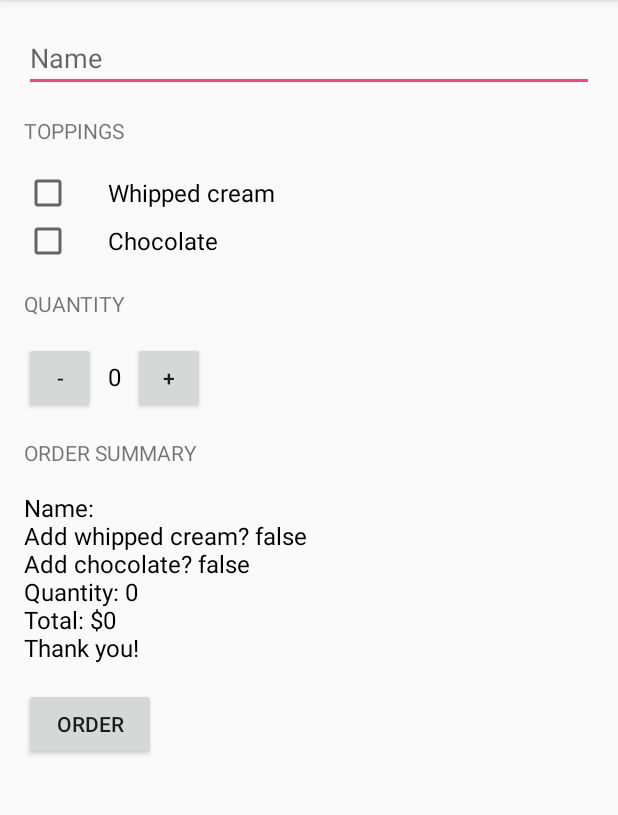
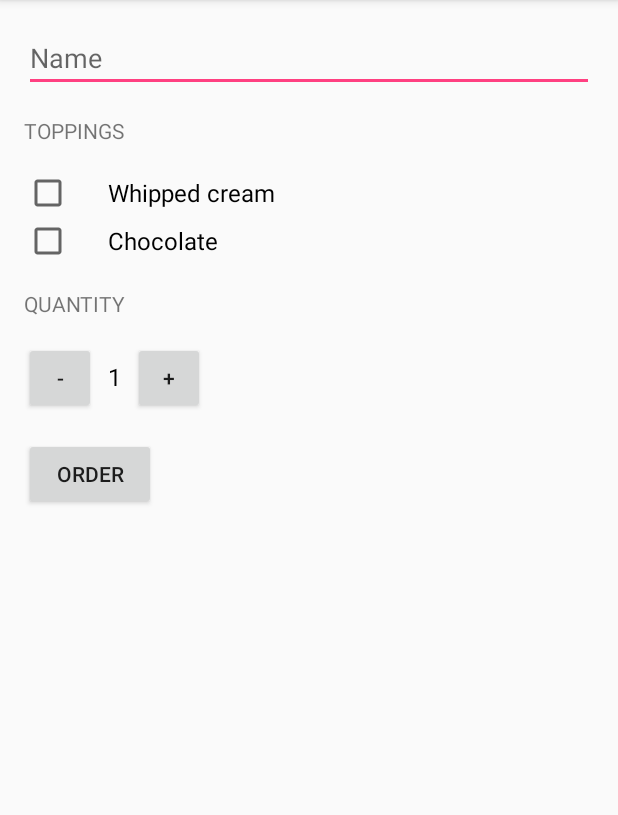
Before and after one commit to erentatar/JustJava, an Android app: the screen it shows after launch (MainActivity), after a tap on "ORDER", on a phone screen of 412 x 824 dp, the part 84-899 px from its top. Run offline under Robolectric (Android 15) with nearby library versions, the phone set to English and light mode, and no system bars.

```diff
--- a/app/src/main/java/com/example/android/justjava/MainActivity.java
+++ b/app/src/main/java/com/example/android/justjava/MainActivity.java
@@ -7,6 +7,8 @@
 
 package com.example.android.justjava;
 
+import android.content.Intent;
+import android.net.Uri;
 import android.os.Bundle;
 import android.support.v7.app.AppCompatActivity;
 import android.util.Log;
@@ -14,6 +16,7 @@ import android.view.View;
 import android.widget.CheckBox;
 import android.widget.EditText;
 import android.widget.TextView;
+import android.widget.Toast;
 
 import java.text.NumberFormat;
 
@@ -22,7 +25,7 @@ import java.text.NumberFormat;
  */
 public class MainActivity extends AppCompatActivity {
 
-    int quantity = 0;
+    int quantity = 1;
 
     @Override
     protected void onCreate(Bundle savedInstanceState) {
@@ -43,15 +46,23 @@ public class MainActivity extends AppCompatActivity {
         CheckBox chocolateCheckBox = (CheckBox) findViewById(R.id.chocolate_checkbox);
         boolean hasChocolate = chocolateCheckBox.isChecked();
 
-        int price = calculatePrice();
+        int price = calculatePrice(hasWhippedCream, hasChocolate);
         String message = createOrderSummary(name, price, hasWhippedCream, hasChocolate);
-        displayMessage(message);
+
+        composeEmail("Just Java order for " + name, message);
+
+        //displayMessage(message);
     }
 
     /**
      * This method is called when the plus button is clicked.
      */
     public void increment(View view) {
+        if (quantity == 100) {
+            //show an error msg as a toast
+            Toast.makeText(this, "You cannot have more than 100 coffees", Toast.LENGTH_SHORT).show();
+            return;
+        }
         quantity++;
         displayQuantity(quantity);
     }
@@ -60,6 +71,11 @@ public class MainActivity extends AppCompatActivity {
      * This method is called when the minus button is clicked.
      */
     public void decrement(View view) {
+        if (quantity == 1) {
+            //show an error msg as a toast
+            Toast.makeText(this, "You cannot have less than 1 coffee", Toast.LENGTH_SHORT).show();
+            return;
+        }
         quantity--;
         displayQuantity(quantity);
     }
@@ -67,10 +83,25 @@ public class MainActivity extends AppCompatActivity {
     /**
      * Calculates the price of the order based on the current quantity.
      *
+     * @param addWhippedCream is whether or not the user wants whipped cream topping
+     * @param addChocolate    is whether or not the user wants chocolate topping
      * @return the total price
      */
-    private int calculatePrice() {
-        return quantity * 5;
+    private int calculatePrice(boolean addWhippedCream, boolean addChocolate) {
+        int basePrice = 5;
+
+        //add $1 if user wants whipped cream topping
+        if (addWhippedCream) {
+            basePrice += 1;
+        }
+
+        //add $2 if user wants chocolate topping
+        if (addChocolate) {
+            basePrice += 2;
+        }
+
+        //calculate the total order price by multiplying by quantity
+        return quantity * basePrice;
     }
 
     /**
@@ -103,8 +134,18 @@ public class MainActivity extends AppCompatActivity {
     /**
      * This method displays the given text on the screen.
      */
-    private void displayMessage(String message) {
+    /*private void displayMessage(String message) {
         TextView orderSummaryTextView = (TextView) findViewById(R.id.order_summary_text_view);
         orderSummaryTextView.setText(message);
+    }*/
+
+    public void composeEmail(String subject, String body) {
+        Intent intent = new Intent(Intent.ACTION_SENDTO);
+        intent.setData(Uri.parse("mailto:")); // only email apps should handle this
+        intent.putExtra(Intent.EXTRA_SUBJECT, subject);
+        intent.putExtra(Intent.EXTRA_TEXT, body);
+        if (intent.resolveActivity(getPackageManager()) != null) {
+            startActivity(intent);
+        }
     }
 }
--- a/app/src/main/res/layout/activity_main.xml
+++ b/app/src/main/res/layout/activity_main.xml
@@ -70,7 +70,7 @@
                 android:layout_height="wrap_content"
                 android:paddingLeft="8dp"
                 android:paddingRight="8dp"
-                android:text="0"
+                android:text="1"
                 android:textColor="@android:color/black"
                 android:textSize="16sp" />
 
@@ -83,7 +83,7 @@
 
         </LinearLayout>
 
-        <TextView
+        <!--<TextView
             android:layout_width="wrap_content"
             android:layout_height="wrap_content"
             android:layout_marginTop="16dp"
@@ -97,7 +97,7 @@
             android:layout_marginTop="16dp"
             android:text="$0"
             android:textColor="@android:color/black"
-            android:textSize="16sp" />
+            android:textSize="16sp" />-->
 
         <Button
             android:layout_width="wrap_content"
```
